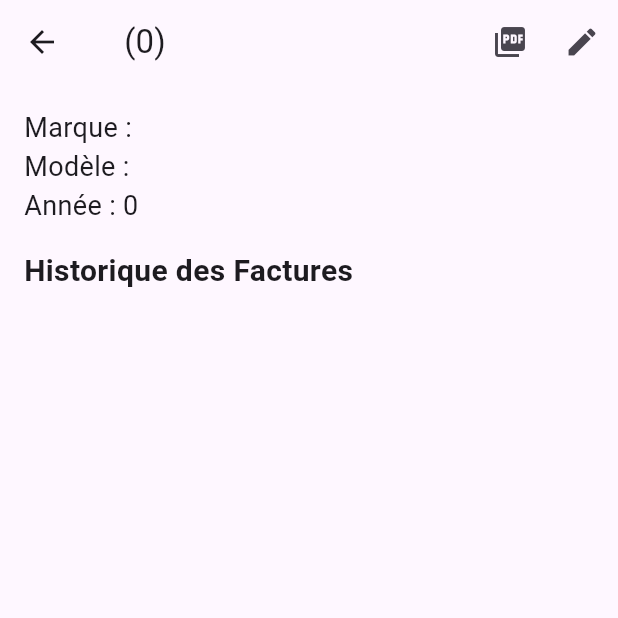
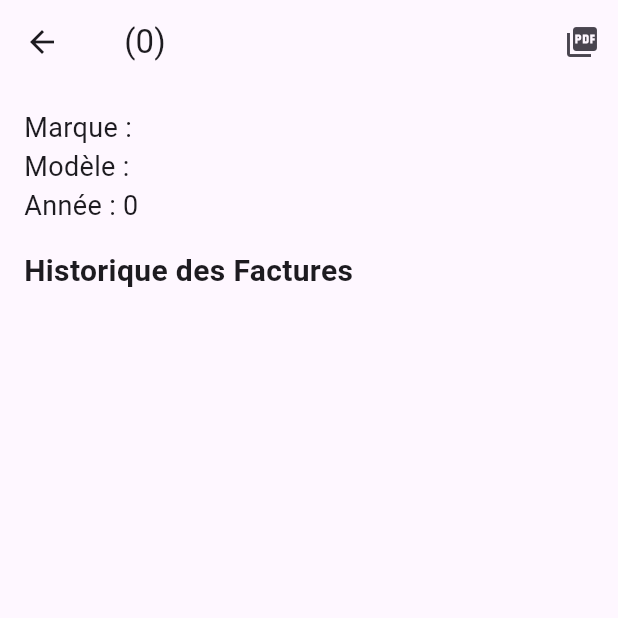
Before and after one commit to charlesmestdag/mobile, a Flutter app: the VehicleDetailScreen screen opened directly with empty values, on a phone screen of 412 x 824 dp, the top half of it. Run offline on Flutter 3.47's test engine with Material 3 defaults, Android fonts, the light colour scheme and no system bars; our stand-ins replace bloc, cloud_firestore, equatable, firebase_auth, firebase_core, flutter_bloc and 5 more; accounts and stored records are empty.

Commit message:
Bouton Icons Modifier info vehicules déplacé sur la page dacceuil a la place de logout bouton

```diff
--- a/lib/screens/vehicle_detail_screen.dart
+++ b/lib/screens/vehicle_detail_screen.dart
@@ -17,7 +17,7 @@ import 'expense_detail_screen.dart';
 class VehicleDetailScreen extends StatelessWidget {
   final Vehicle vehicle;
 
-  const VehicleDetailScreen({Key? key, required this.vehicle}) : super(key: key);
+  const VehicleDetailScreen({super.key, required this.vehicle});
 
   Future<void> generatePdf(BuildContext context, Vehicle vehicle, List<Expense> expenses) async {
     final pdf = pw.Document();
@@ -80,19 +80,9 @@ class VehicleDetailScreen extends StatelessWidget {
                   }
                 },
                 tooltip: 'Exporter en PDF',
+
               );
             },
-          ),
-          IconButton(
-            icon: const Icon(Icons.edit),
-            onPressed: () {
-              Navigator.of(context).push(
-                MaterialPageRoute(
-                  builder: (_) => EditVehicleScreen(vehicle: vehicle),
-                ),
-              );
-            },
-            tooltip: 'Modifier les informations du véhicule',
           ),
         ],
       ),
@@ -111,9 +101,9 @@ class VehicleDetailScreen extends StatelessWidget {
                   Text('Modèle : ${vehicle.modele}', style: const TextStyle(fontSize: 18)),
                   Text('Année : ${vehicle.annee}', style: const TextStyle(fontSize: 18)),
                   const SizedBox(height: 16),
-                  Text(
+                  const Text(
                     'Historique des Factures',
-                    style: const TextStyle(fontSize: 20, fontWeight: FontWeight.bold),
+                    style: TextStyle(fontSize: 20, fontWeight: FontWeight.bold),
                   ),
                   Expanded(
                     child: expenses.isEmpty
```
Also changed, not shown: lib/screens/vehicle_list_screen.dart (+29 -10 lines).
